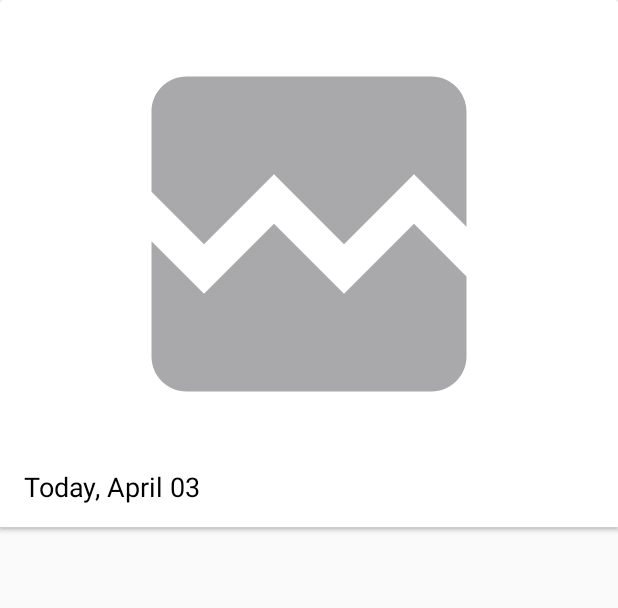
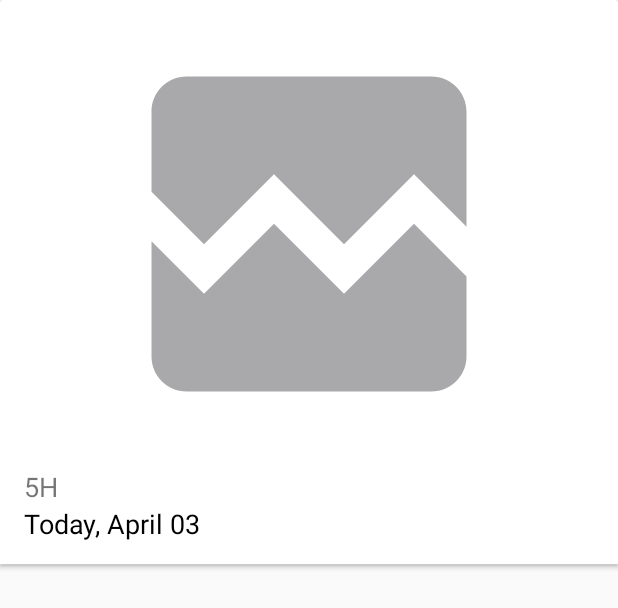
Before and after one commit to farmaker47/Weather_Kotlin, an Android app: the layout news_list_item_first.xml on its own in the app's theme, with its tools: preview values and no code run, on a phone screen of 412 x 824 dp. Shown: the top 608 px of the screen. Run offline under Robolectric (Android 15) with nearby library versions, the light colour scheme and no system bars.

Commit message:
Use hour indexes

```diff
--- a/app/src/main/res/layout/news_list_item_first.xml
+++ b/app/src/main/res/layout/news_list_item_first.xml
@@ -26,6 +26,20 @@
             android:paddingBottom="@dimen/list_item_padding_vertical">
 
             <TextView
+                android:id="@+id/hour_text"
+                android:layout_width="match_parent"
+                android:layout_height="match_parent"
+                android:layout_marginEnd="88dp"
+                android:gravity="start"
+                app:convertToHour="@{mainInfo.publishedAt}"
+                android:layout_marginTop="16dp"
+                android:textSize="18sp"
+                app:layout_constraintLeft_toLeftOf="parent"
+                app:layout_constraintRight_toRightOf="parent"
+                app:layout_constraintTop_toBottomOf="@id/news_icon"
+                tools:text="5H" />
+
+            <TextView
                 android:id="@+id/news_text"
                 android:layout_width="match_parent"
                 android:layout_height="match_parent"
@@ -33,10 +47,9 @@
                 android:text="@{mainInfo.title}"
                 android:textColor="#000"
                 android:textSize="18sp"
-                android:layout_marginTop="16dp"
-                app:layout_constraintTop_toBottomOf="@id/news_icon"
                 app:layout_constraintBottom_toBottomOf="parent"
                 app:layout_constraintLeft_toLeftOf="parent"
+                app:layout_constraintTop_toBottomOf="@id/hour_text"
                 app:layout_constraintRight_toRightOf="parent"
                 tools:text="Today, April 03" />
 
--- a/app/src/main/res/values/strings.xml
+++ b/app/src/main/res/values/strings.xml
@@ -16,5 +16,6 @@
     <string name="news_fragment_label">News Fragment</string>
     <string name="error_message">An error occurred. Please try again.</string>
     <string name="image_display">Image Display</string>
+    <string name="hour_char">H</string>
 
 </resources>
```
Also changed, not shown: app/src/main/java/com/george/news/bindingAdapters/BindingAdapters.kt (+24 -1 lines), app/src/main/res/layout/news_list_item.xml (+14 -1 lines).
